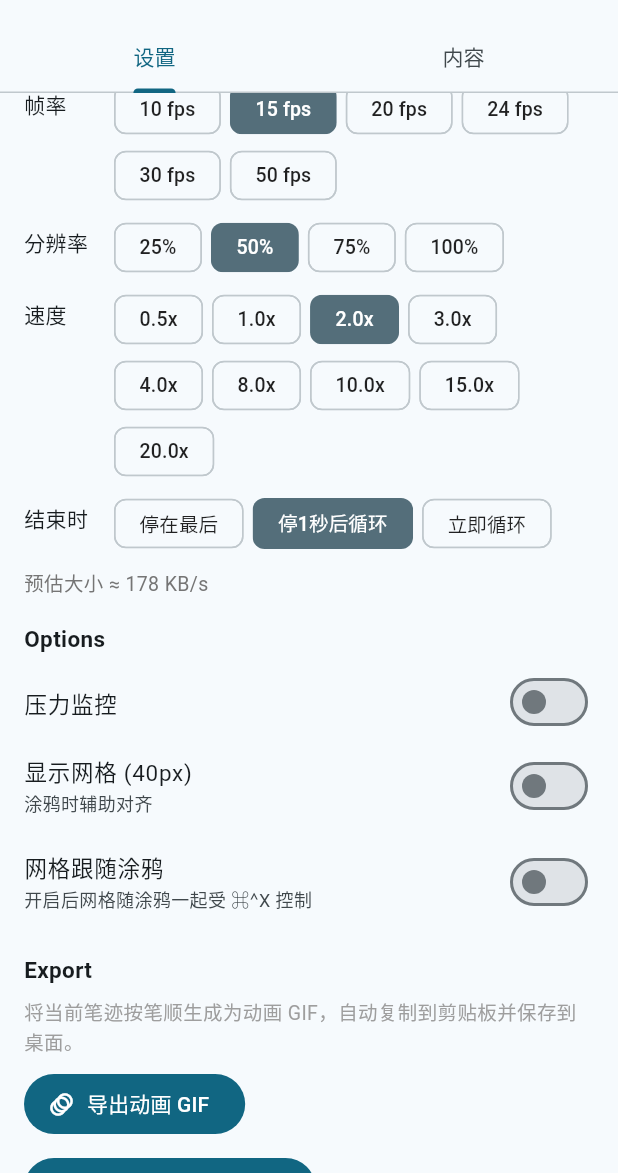
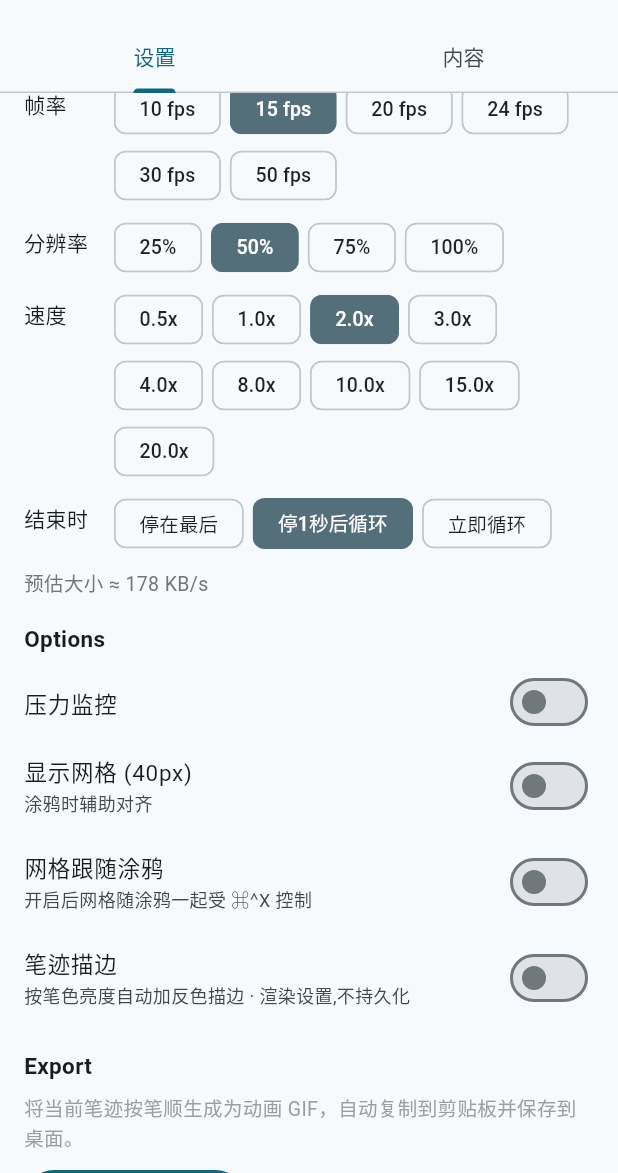
Before and after one commit to liuluopeng/glaspen2, a Flutter app: the screen it shows after launch, scrolled down 576 dp, on a phone screen of 412 x 824 dp, the part 63-1236 px from its top. Run offline on Flutter 3.47's test engine with Material 3 defaults, Android fonts, the phone set to English and light mode, and no system bars; missing offline and left inert: dart:ffi; Roboto replaces fonts that are missing (LXGWWenKaiMono).

Commit message:
feat(settings): stroke outline switch in Flutter panel + rebuild stale frameworks
- Flutter Options tab: 笔迹描边 switch wired via setSetting('outline');
  state parsed from getSettings on both platforms
- macOS: apply_outline() is now the single entry point shared by the
  menu item and the settings channel; getSettings/sync_settings_panel
  report g_outline_enabled (in-memory only, still not persisted)
- Windows needed no changes (pipe already carried 'outline' both ways)
- rebuilt flutter macos-framework: previous artifact predated the
  palette commit by ~1min (verified new strings absent); fresh build
  verified to contain the outline key and new UI strings

```diff
--- a/flutter_settings/lib/main.dart
+++ b/flutter_settings/lib/main.dart
@@ -458,6 +458,7 @@ class _SettingsPageState extends State<SettingsPage> with SingleTickerProviderSt
   bool _pressureMonitor = false;
   bool _showGrid = false;
   bool _gridFollowStrokes = false;
+  bool _outlineEnabled = false;
   bool _connected = false;
   Timer? _reloadTimer;
 
@@ -521,6 +522,7 @@ class _SettingsPageState extends State<SettingsPage> with SingleTickerProviderSt
         _pressureMonitor = _b(s['pressureMonitor']);
         _showGrid = _b(s['grid']);
         _gridFollowStrokes = _b(s['gridFollowStrokes']);
+        _outlineEnabled = _b(s['outline']);
         _gifFps = (s['gifFps'] as num?)?.toInt() ?? _gifFps;
         _gifResolution = (s['gifResolution'] as num?)?.toDouble() ?? _gifResolution;
         _gifSpeed = (s['gifSpeed'] as num?)?.toDouble() ?? _gifSpeed;
@@ -539,6 +541,7 @@ class _SettingsPageState extends State<SettingsPage> with SingleTickerProviderSt
           _pressureMonitor = _b(settings['pressureMonitor']);
           _showGrid = _b(settings['grid']);
           _gridFollowStrokes = _b(settings['gridFollowStrokes']);
+          _outlineEnabled = _b(settings['outline']);
           _gifFps = (settings['gifFps'] as num?)?.toInt() ?? 15;
           _gifResolution = (settings['gifResolution'] as num?)?.toDouble() ?? 0.5;
           _gifSpeed = (settings['gifSpeed'] as num?)?.toDouble() ?? 2.0;
@@ -1098,6 +1101,17 @@ class _SettingsPageState extends State<SettingsPage> with SingleTickerProviderSt
             _setSetting('gridFollowStrokes', v);
           },
         ),
+        SwitchListTile(
+          title: const Text('笔迹描边', style: TextStyle(fontSize: 15)),
+          subtitle: const Text('按笔色亮度自动加反色描边 · 渲染设置,不持久化', style: TextStyle(fontSize: 12)),
+          value: _outlineEnabled,
+          dense: true,
+          contentPadding: EdgeInsets.zero,
+          onChanged: (v) {
+            setState(() => _outlineEnabled = v);
+            _setSetting('outline', v);
+          },
+        ),
       ],
     );
   }
```
Also changed, not shown: 1 other file.
